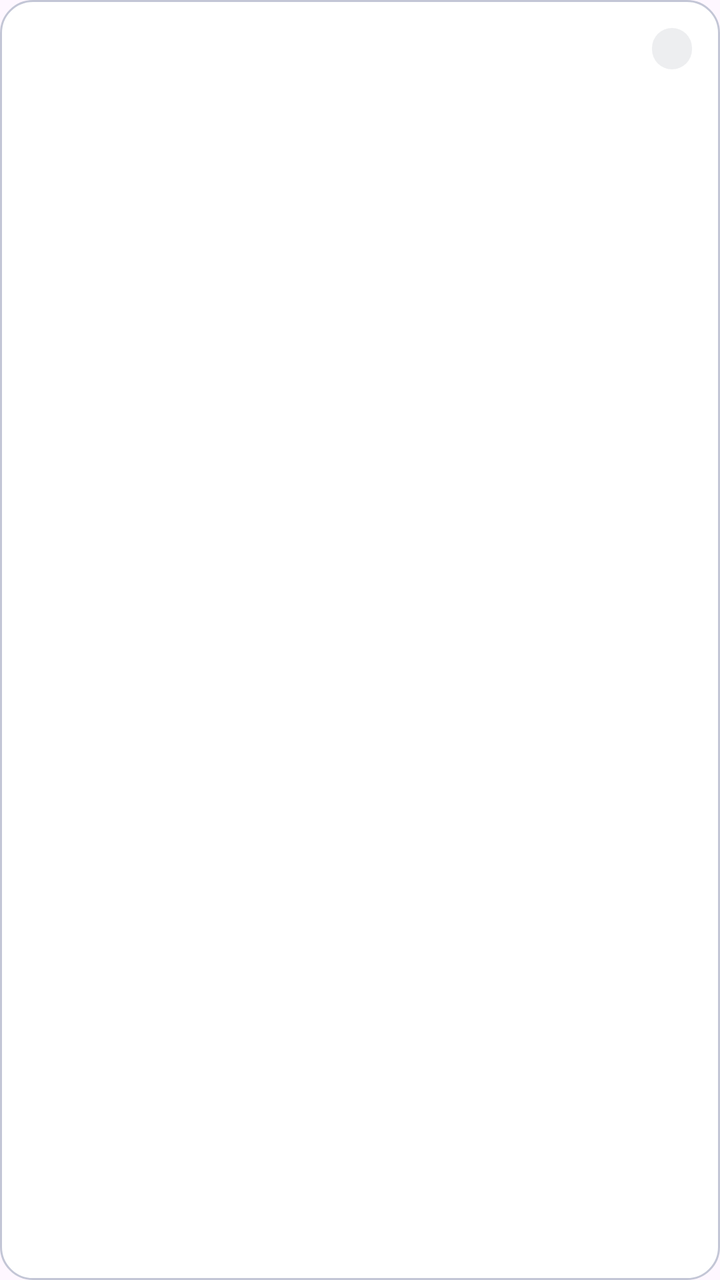
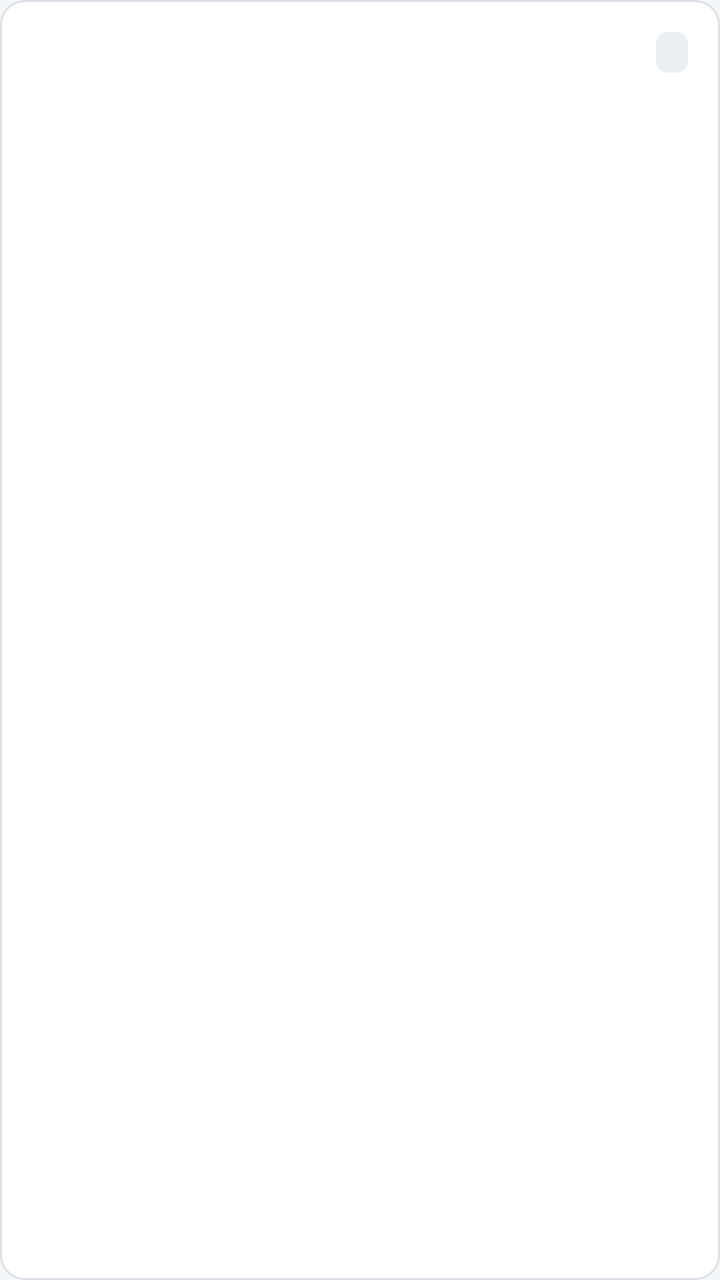

The first picture is an Android layout as it rendered before a commit; the second is the same layout after the commit. The layout source and the unified diff follow.
<!-- AndroidManifest.xml: application theme Theme.Kstudy -->
<!-- res/layout/item_leave_request.xml -->
<?xml version="1.0" encoding="utf-8"?>
<LinearLayout xmlns:android="http://schemas.android.com/apk/res/android"
    android:layout_width="match_parent"
    android:layout_height="wrap_content"
    android:layout_marginBottom="8dp"
    android:background="@drawable/bg_card"
    android:orientation="vertical"
    android:padding="14dp">

    <LinearLayout
        android:layout_width="match_parent"
        android:layout_height="wrap_content"
        android:gravity="center_vertical"
        android:orientation="horizontal">

        <TextView
            android:id="@+id/tvLeaveTitle"
            android:layout_width="0dp"
            android:layout_height="wrap_content"
            android:layout_weight="1"
            android:textColor="@color/black"
            android:textSize="14sp"
            android:textStyle="bold" />

        <TextView
            android:id="@+id/tvLeaveStatus"
            android:layout_width="wrap_content"
            android:layout_height="wrap_content"
            android:layout_marginStart="8dp"
            android:background="@drawable/bg_chip_status"
            android:paddingHorizontal="10dp"
            android:paddingVertical="3dp"
            android:textSize="11sp"
            android:textStyle="bold" />
    </LinearLayout>

    <TextView
        android:id="@+id/tvLeaveDate"
        android:layout_width="wrap_content"
        android:layout_height="wrap_content"
        android:layout_marginTop="2dp"
        android:textColor="@color/text_secondary"
        android:textSize="12sp" />

    <TextView
        android:id="@+id/tvLeaveReason"
        android:layout_width="wrap_content"
        android:layout_height="wrap_content"
        android:layout_marginTop="4dp"
        android:textColor="@color/text_secondary"
        android:textSize="13sp" />

    
    <LinearLayout
        android:id="@+id/layoutLeaveActions"
        android:layout_width="match_parent"
        android:layout_height="wrap_content"
        android:layout_marginTop="6dp"
        android:gravity="end"
        android:orientation="horizontal"
        android:visibility="gone">

        <Button
            android:id="@+id/btnLeaveReject"
            style="@style/Widget.Material3.Button.TextButton"
            android:layout_width="wrap_content"
            android:layout_height="wrap_content"
            android:layout_marginEnd="8dp"
            android:text="TỪ CHỐI"
            android:textColor="@color/absent"
            android:textStyle="bold" />

        <Button
            android:id="@+id/btnLeaveApprove"
            style="@style/Widget.Material3.Button"
            android:layout_width="wrap_content"
            android:layout_height="wrap_content"
            android:text="DUYỆT"
            android:textColor="@color/white"
            android:textStyle="bold" />
    </LinearLayout>
</LinearLayout>
<!-- resources referenced by this layout -->
<resources>
  <color name="absent">#F44336</color>
  <color name="black">#FF000000</color>
  <color name="text_secondary">#434654</color>
  <color name="white">#FFFFFFFF</color>
  <!-- drawable bg_card (drawable) -->
  <?xml version="1.0" encoding="utf-8"?>
  <shape xmlns:android="http://schemas.android.com/apk/res/android"
      android:shape="rectangle">
      <solid android:color="@color/surface" />
      <corners android:radius="16dp" />
      <stroke
          android:width="1dp"
          android:color="@color/outline_variant" />
  </shape>
  <!-- drawable bg_chip_status (drawable) -->
  <?xml version="1.0" encoding="utf-8"?>
  <shape xmlns:android="http://schemas.android.com/apk/res/android"
      android:shape="rectangle">
      <solid android:color="@color/surface_container" />
      <corners android:radius="999dp" />
  </shape>
  <color name="outline_variant">#C3C6D6</color>
  <color name="surface_container">#EDEEF0</color>
  <style name="Base.Theme.Kstudy" parent="Theme.Material3.Light.NoActionBar">
          
          <item name="colorPrimary">@color/primary</item>
          <item name="colorOnPrimary">@color/white</item>
      </style>
  <color name="primary">#5B21B6</color>
  <!-- unchanged entries left out for length: 2 -->
</resources>

<!-- the commit's change to res/layout/item_leave_request.xml (unified diff, before → after) -->
@@ -1,16 +1,14 @@
 <?xml version="1.0" encoding="utf-8"?>
 <LinearLayout xmlns:android="http://schemas.android.com/apk/res/android"
+    style="@style/Widget.Kstudy.Card"
     android:layout_width="match_parent"
     android:layout_height="wrap_content"
     android:layout_marginBottom="8dp"
-    android:background="@drawable/bg_card"
-    android:orientation="vertical"
-    android:padding="14dp">
+    android:orientation="vertical">
 
     <LinearLayout
         android:layout_width="match_parent"
         android:layout_height="wrap_content"
-        android:gravity="center_vertical"
         android:orientation="horizontal">
 
         <TextView
@@ -18,20 +16,12 @@
             android:layout_width="0dp"
             android:layout_height="wrap_content"
             android:layout_weight="1"
-            android:textColor="@color/black"
-            android:textSize="14sp"
-            android:textStyle="bold" />
+            android:textAppearance="@style/TextAppearance.Kstudy.Body.Strong" />
 
         <TextView
             android:id="@+id/tvLeaveStatus"
-            android:layout_width="wrap_content"
-            android:layout_height="wrap_content"
-            android:layout_marginStart="8dp"
-            android:background="@drawable/bg_chip_status"
-            android:paddingHorizontal="10dp"
-            android:paddingVertical="3dp"
-            android:textSize="11sp"
-            android:textStyle="bold" />
+            style="@style/Widget.Kstudy.StatusTag"
+            android:layout_marginStart="8dp" />
     </LinearLayout>
 
     <TextView
@@ -39,44 +29,37 @@
         android:layout_width="wrap_content"
         android:layout_height="wrap_content"
         android:layout_marginTop="2dp"
-        android:textColor="@color/text_secondary"
-        android:textSize="12sp" />
+        android:textAppearance="@style/TextAppearance.Kstudy.Caption" />
 
     <TextView
         android:id="@+id/tvLeaveReason"
         android:layout_width="wrap_content"
         android:layout_height="wrap_content"
         android:layout_marginTop="4dp"
-        android:textColor="@color/text_secondary"
-        android:textSize="13sp" />
+        android:textAppearance="@style/TextAppearance.Kstudy.Body.Secondary" />
 
     
     <LinearLayout
         android:id="@+id/layoutLeaveActions"
         android:layout_width="match_parent"
         android:layout_height="wrap_content"
-        android:layout_marginTop="6dp"
+        android:layout_marginTop="8dp"
         android:gravity="end"
         android:orientation="horizontal"
         android:visibility="gone">
 
         <Button
             android:id="@+id/btnLeaveReject"
-            style="@style/Widget.Material3.Button.TextButton"
+            style="@style/Widget.Kstudy.Button.Text.Danger"
             android:layout_width="wrap_content"
             android:layout_height="wrap_content"
             android:layout_marginEnd="8dp"
-            android:text="TỪ CHỐI"
-            android:textColor="@color/absent"
-            android:textStyle="bold" />
+            android:text="Từ chối" />
 
         <Button
             android:id="@+id/btnLeaveApprove"
-            style="@style/Widget.Material3.Button"
             android:layout_width="wrap_content"
             android:layout_height="wrap_content"
-            android:text="DUYỆT"
-            android:textColor="@color/white"
-            android:textStyle="bold" />
+            android:text="Duyệt" />
     </LinearLayout>
 </LinearLayout>
<!-- resource entries referenced after the edit -->
@@ -1,15 +1,82 @@
 <!-- resources referenced by this layout -->
 <resources>
-  <color name="absent">#F44336</color>
-  <color name="black">#FF000000</color>
-  <color name="text_secondary">#434654</color>
-  <color name="white">#FFFFFFFF</color>
+  <style name="TextAppearance.Kstudy.Body.Secondary">
+          <item name="android:textColor">?attr/colorOnSurfaceVariant</item>
+      </style>
+  <style name="TextAppearance.Kstudy.Body.Strong">
+          <item name="android:fontFamily">sans-serif-medium</item>
+          <item name="fontFamily">sans-serif-medium</item>
+      </style>
+  <style name="TextAppearance.Kstudy.Caption" parent="TextAppearance.Material3.BodySmall">
+          <item name="android:textColor">?attr/colorOnSurfaceVariant</item>
+      </style>
+  <style name="Widget.Kstudy.Button.Text.Danger">
+          <item name="android:textColor">@color/danger_text</item>
+          <item name="rippleColor">@color/error_container</item>
+      </style>
+  <style name="Widget.Kstudy.Card" parent="">
+          <item name="android:background">@drawable/bg_card</item>
+          <item name="android:padding">16dp</item>
+          
+          <item name="android:clipToPadding">false</item>
+      </style>
+  <style name="Widget.Kstudy.StatusTag" parent="">
+          <item name="android:layout_width">wrap_content</item>
+          <item name="android:layout_height">wrap_content</item>
+          <item name="android:background">@drawable/bg_chip_status</item>
+          <item name="android:paddingStart">8dp</item>
+          <item name="android:paddingEnd">8dp</item>
+          <item name="android:paddingTop">2dp</item>
+          <item name="android:paddingBottom">2dp</item>
+          <item name="android:textAppearance">@style/TextAppearance.Kstudy.Label</item>
+      </style>
+  <color name="error_container">#FBEAE8</color>
+  <color name="text_secondary">#555B66</color>
+  <color name="surface_inverse">#2F3237</color>
+  <color name="on_surface_inverse">#F1F2F4</color>
+  <color name="surface_dim">#DCDEE3</color>
+  <color name="surface_container_low">#F5F6F8</color>
+  <color name="surface_container_high">#E4E7EC</color>
+  <color name="outline">#7A808C</color>
+  <color name="error">#B3261E</color>
+  <color name="on_error_container">#5F1410</color>
+  <dimen name="radius_control">8dp</dimen>
+  <style name="Widget.Kstudy.Button" parent="Widget.Material3.Button">
+          <item name="shapeAppearanceOverlay">@style/ShapeAppearanceOverlay.Kstudy.Control</item>
+      </style>
+  <style name="Widget.Kstudy.Button.Outlined" parent="Widget.Material3.Button.OutlinedButton">
+          <item name="shapeAppearanceOverlay">@style/ShapeAppearanceOverlay.Kstudy.Control</item>
+      </style>
+  <style name="Widget.Kstudy.Button.Text" parent="Widget.Material3.Button.TextButton">
+          <item name="shapeAppearanceOverlay">@style/ShapeAppearanceOverlay.Kstudy.Control</item>
+          <item name="android:minWidth">56dp</item>
+      </style>
+  <style name="ThemeOverlay.Kstudy.MaterialAlertDialog" parent="ThemeOverlay.Material3.MaterialAlertDialog">
+          <item name="alertDialogStyle">@style/MaterialAlertDialog.Kstudy</item>
+          <item name="buttonBarPositiveButtonStyle">@style/Widget.Kstudy.Button.Text.Dialog</item>
+          <item name="buttonBarNegativeButtonStyle">@style/Widget.Kstudy.Button.Text.Dialog</item>
+          <item name="buttonBarNeutralButtonStyle">@style/Widget.Kstudy.Button.Text.Dialog.Flush</item>
+      </style>
+  <style name="ShapeAppearanceOverlay.Kstudy.Control" parent="">
+          <item name="cornerFamily">rounded</item>
+          <item name="cornerSize">@dimen/radius_control</item>
+      </style>
+  <style name="MaterialAlertDialog.Kstudy" parent="MaterialAlertDialog.Material3">
+          <item name="backgroundTint">?attr/colorSurface</item>
+      </style>
+  <style name="Widget.Kstudy.Button.Text.Dialog" parent="Widget.Material3.Button.TextButton.Dialog">
+          <item name="shapeAppearanceOverlay">@style/ShapeAppearanceOverlay.Kstudy.Control</item>
+      </style>
+  <style name="Widget.Kstudy.Button.Text.Dialog.Flush">
+          <item name="android:layout_marginStart">0dp</item>
+          <item name="android:layout_marginLeft">0dp</item>
+      </style>
   <!-- drawable bg_card (drawable) -->
   <?xml version="1.0" encoding="utf-8"?>
   <shape xmlns:android="http://schemas.android.com/apk/res/android"
       android:shape="rectangle">
       <solid android:color="@color/surface" />
-      <corners android:radius="16dp" />
+      <corners android:radius="@dimen/radius_container" />
       <stroke
           android:width="1dp"
           android:color="@color/outline_variant" />
@@ -19,16 +86,79 @@
   <shape xmlns:android="http://schemas.android.com/apk/res/android"
       android:shape="rectangle">
       <solid android:color="@color/surface_container" />
-      <corners android:radius="999dp" />
+      <corners android:radius="@dimen/radius_tag" />
   </shape>
-  <color name="outline_variant">#C3C6D6</color>
-  <color name="surface_container">#EDEEF0</color>
+  <style name="TextAppearance.Kstudy.Label" parent="TextAppearance.Material3.LabelMedium">
+          <item name="android:textColor">?attr/colorOnSurface</item>
+      </style>
+  <color name="outline_variant">#DDE0E6</color>
+  <color name="surface_container">#ECEEF2</color>
+  <dimen name="radius_tag">6dp</dimen>
   <style name="Base.Theme.Kstudy" parent="Theme.Material3.Light.NoActionBar">
           
           <item name="colorPrimary">@color/primary</item>
-          <item name="colorOnPrimary">@color/white</item>
+          <item name="colorOnPrimary">@color/on_primary</item>
+          <item name="colorPrimaryContainer">@color/primary_container</item>
+          <item name="colorOnPrimaryContainer">@color/on_primary_container</item>
+          <item name="colorPrimaryInverse">@color/primary_inverse</item>
+          <item name="colorSecondary">@color/secondary</item>
+          <item name="colorOnSecondary">@color/on_primary</item>
+          <item name="colorSecondaryContainer">@color/secondary_container</item>
+          <item name="colorOnSecondaryContainer">@color/on_secondary_container</item>
+          <item name="colorTertiary">@color/secondary</item>
+          <item name="colorOnTertiary">@color/on_primary</item>
+          <item name="colorTertiaryContainer">@color/secondary_container</item>
+          <item name="colorOnTertiaryContainer">@color/on_secondary_container</item>
+          <item name="android:colorBackground">@color/background</item>
+          <item name="colorOnBackground">@color/on_surface</item>
+          <item name="colorSurface">@color/surface</item>
+          <item name="colorOnSurface">@color/on_surface</item>
+          <item name="colorSurfaceVariant">@color/surface_container</item>
+          <item name="colorOnSurfaceVariant">@color/text_secondary</item>
+          <item name="colorSurfaceInverse">@color/surface_inverse</item>
+          <item name="colorOnSurfaceInverse">@color/on_surface_inverse</item>
+          <item name="colorSurfaceBright">@color/surface</item>
+          <item name="colorSurfaceDim">@color/surface_dim</item>
+          <item name="colorSurfaceContainerLowest">@color/surface</item>
+          <item name="colorSurfaceContainerLow">@color/surface_container_low</item>
+          <item name="colorSurfaceContainer">@color/surface_container</item>
+          <item name="colorSurfaceContainerHigh">@color/surface_container_high</item>
+          <item name="colorSurfaceContainerHighest">@color/surface_container_high</item>
+          <item name="colorOutline">@color/outline</item>
+          <item name="colorOutlineVariant">@color/outline_variant</item>
+          <item name="colorError">@color/error</item>
+          <item name="colorOnError">@color/on_primary</item>
+          <item name="colorErrorContainer">@color/error_container</item>
+          <item name="colorOnErrorContainer">@color/on_error_container</item>
+  
+          
+          <item name="elevationOverlayEnabled">false</item>
+  
+          
+          <item name="shapeCornerSizeExtraSmall">@dimen/radius_control</item>
+          <item name="shapeCornerSizeSmall">@dimen/radius_control</item>
+          <item name="shapeCornerSizeMedium">@dimen/radius_container</item>
+          <item name="shapeCornerSizeLarge">@dimen/radius_container</item>
+          <item name="shapeCornerSizeLargeIncreased">@dimen/radius_container</item>
+          <item name="shapeCornerSizeExtraLarge">@dimen/radius_container</item>
+          <item name="shapeCornerSizeExtraLargeIncreased">@dimen/radius_container</item>
+  
+          <item name="materialButtonStyle">@style/Widget.Kstudy.Button</item>
+          <item name="materialButtonOutlinedStyle">@style/Widget.Kstudy.Button.Outlined</item>
+          <item name="borderlessButtonStyle">@style/Widget.Kstudy.Button.Text</item>
+          <item name="materialAlertDialogTheme">@style/ThemeOverlay.Kstudy.MaterialAlertDialog</item>
       </style>
-  <color name="primary">#5B21B6</color>
+  <dimen name="radius_container">12dp</dimen>
+  <color name="primary">#1F3A5F</color>
+  <color name="on_primary">#FFFFFF</color>
+  <color name="primary_container">#E2E9F3</color>
+  <color name="on_primary_container">#14263F</color>
+  <color name="primary_inverse">#A9C1E3</color>
+  <color name="secondary">#56606E</color>
+  <color name="secondary_container">#E7EAEF</color>
+  <color name="on_secondary_container">#1C2430</color>
+  <color name="background">#F5F6F8</color>
+  <color name="on_surface">#1B1D21</color>
   <!-- unchanged entries left out for length: 2 -->
 </resources>
 
